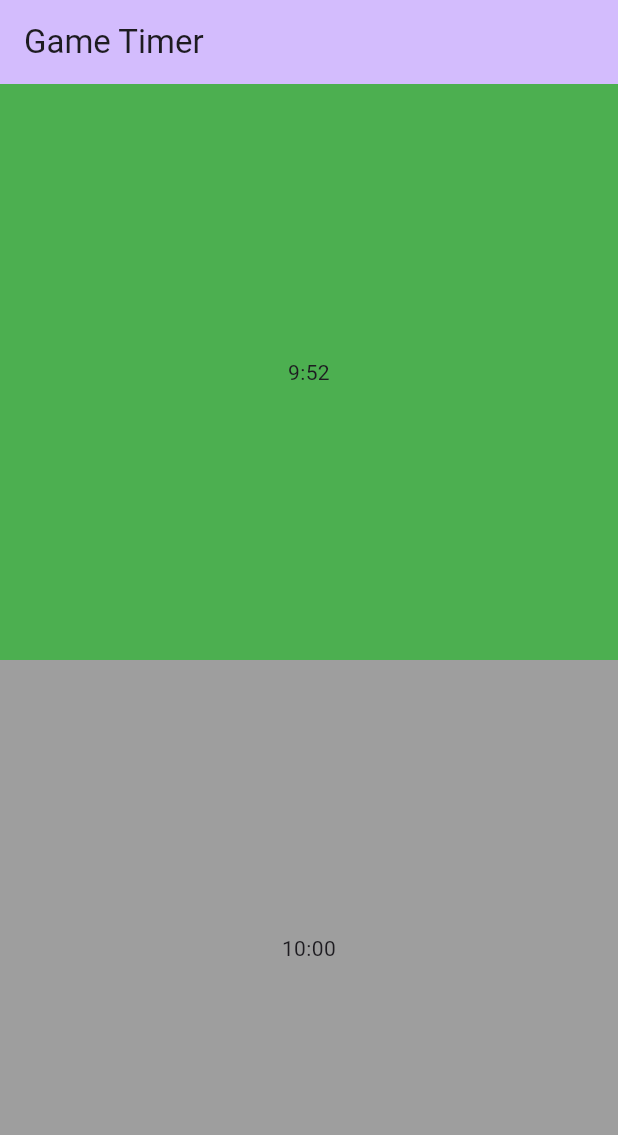
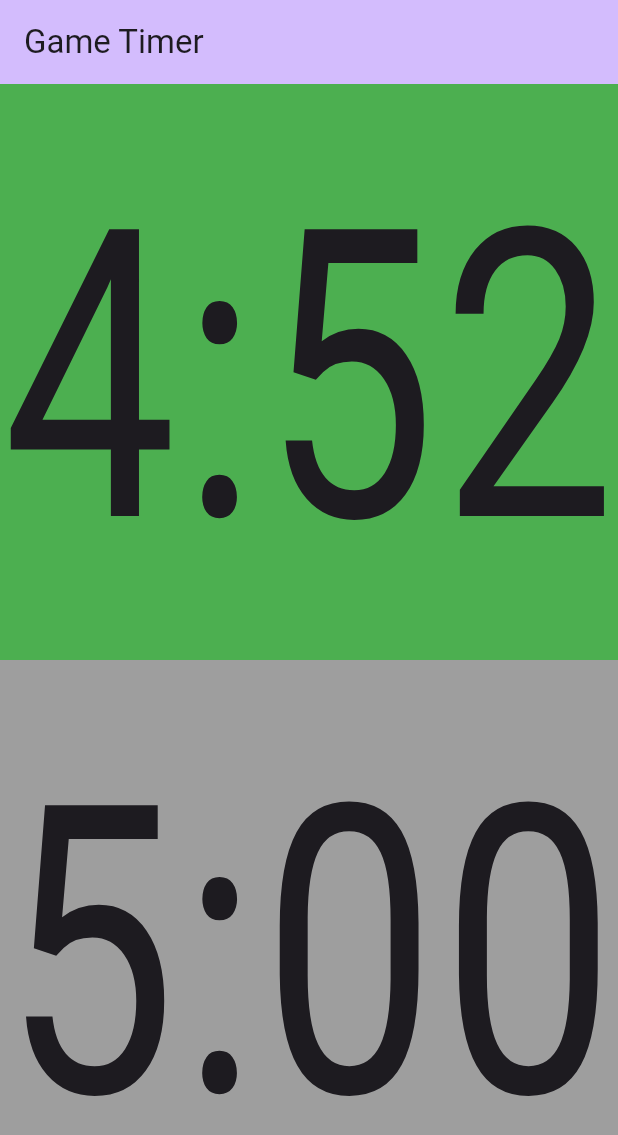
Before and after one commit to gabema/game-timer, a Flutter app: the screen it shows after launch, on a phone screen of 412 x 824 dp. Shown: the top 1135 px of the screen. Run offline on Flutter 3.47's test engine with Material 2 defaults, Android fonts, the phone set to English and light mode, and no system bars.

Commit message:
updating duration

```diff
--- a/lib/main.dart
+++ b/lib/main.dart
@@ -60,8 +60,8 @@ class MyHomePage extends StatefulWidget {
 class _MyHomePageState extends State<MyHomePage> with SingleTickerProviderStateMixin {
   late final Ticker _ticker;
   final GameTimer _game = GameTimer([
-    PersonTimer("player1", const Duration(minutes: 10)),
-    PersonTimer("player2", const Duration(minutes: 10)),
+    PersonTimer("player1", const Duration(minutes: 5)),
+    PersonTimer("player2", const Duration(minutes: 5)),
   ]);
 
   @override
@@ -107,30 +107,27 @@ class _MyHomePageState extends State<MyHomePage> with SingleTickerProviderStateM
         // the App.build method, and use it to set our appbar title.
         title: Text(widget.title),
       ),
-      body: Center(
-        // Center is a layout widget. It takes a single child and positions it
-        // in the middle of the parent.
+      body:
+        Row(
+          children: [
+            Flexible(
+              fit: FlexFit.tight,
               child: Column(
-          // Column is also a layout widget. It takes a list of children and
-          // arranges them vertically. By default, it sizes itself to fit its
-          // children horizontally, and tries to be as tall as its parent.
-          //
-          // Column has various properties to control how it sizes itself and
-          // how it positions its children. Here we use mainAxisAlignment to
-          // center the children vertically; the main axis here is the vertical
-          // axis because Columns are vertical (the cross axis would be
-          // horizontal).
-          //
               // TRY THIS: Invoke "debug painting" (choose the "Toggle Debug Paint"
               // action in the IDE, or press "p" in the console), to see the
               // wireframe for each widget.
               // mainAxisAlignment: MainAxisAlignment.center,
                 children: <Widget>[
-            Flexible(fit:FlexFit.tight, child: PlayerWidget(key: Key(_game[0].name), player: _game[0], onTap: _clickPlayer)),
+                  Flexible(
+                    fit:   FlexFit.tight,
+                    child: PlayerWidget(key: Key(_game[0].name), player: _game[0], onTap: _clickPlayer),
+                  ),
                   Flexible(fit:FlexFit.tight, child: PlayerWidget(key: Key(_game[1].name), player: _game[1], onTap: _clickPlayer)),
                 ],
               ),
             ),
+          ],
+        ),
     );
   }
 }
--- a/lib/playerwidget.dart
+++ b/lib/playerwidget.dart
@@ -15,14 +15,15 @@ class PlayerWidget extends StatelessWidget {
     return GestureDetector(
       key: key,
       onTap: () => onTap(player),
-      child: ColoredBox(
-        color: player.isActive ? Colors.green : Colors.grey,
-        child: Center(
-          child: Text(
-            player.displayTime(),
-            textAlign: TextAlign.center,
+      child: FittedBox(
+          fit: BoxFit.fill,
+          child: ColoredBox(
+            color: player.isActive ? Colors.green : Colors.grey,
+            child: Text(
+              player.displayTime(),
+              //textAlign: TextAlign.center,
+            )
           )
-        )
       )
     );
   }
```
Lines whose indentation alone changed are shown as unchanged.
